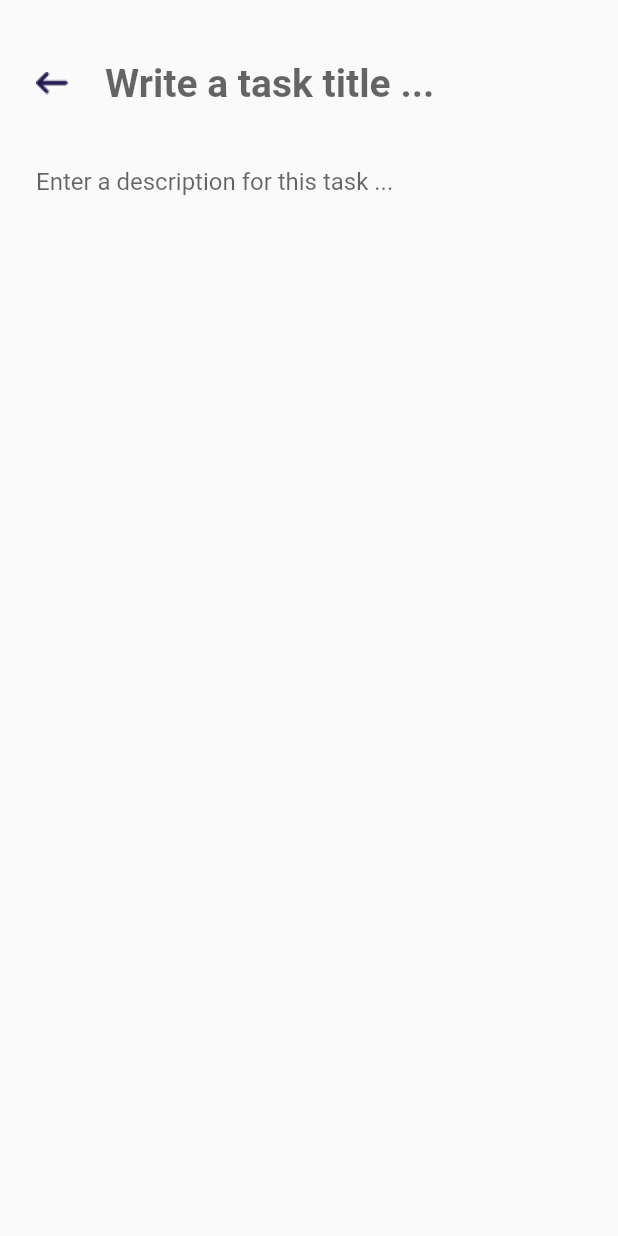
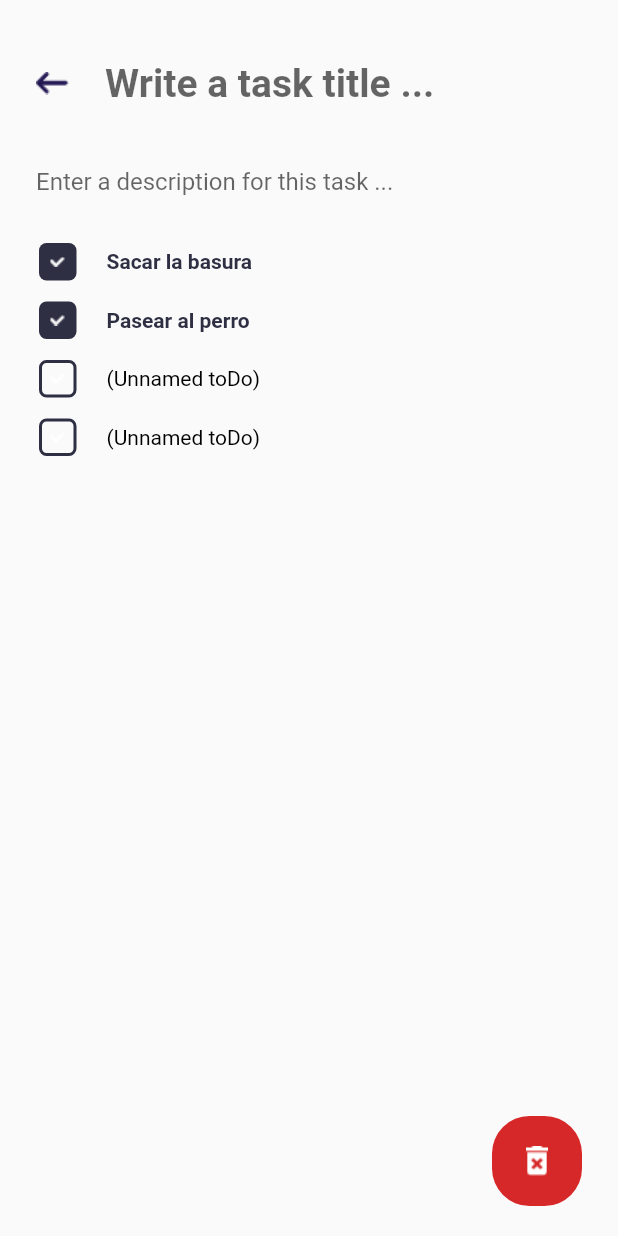
Before and after one commit to diegoestradaXO/Intl-Flutter-App, a Flutter app: the TaskScreen screen opened directly, on a phone screen of 412 x 824 dp. Run offline on Flutter 3.47's test engine with Material 2 defaults, Android fonts, the light colour scheme and no system bars; our stand-ins replace sqflite; accounts and stored records are empty; generated files the repository leaves out were written again.

Commit message:
todos and button added, now working on db

```diff
--- a/lib/task_screen.dart
+++ b/lib/task_screen.dart
@@ -1,5 +1,6 @@
 import 'package:flutter/material.dart';
 import 'package:flutter_gen/gen_l10n/app_localizations.dart';
+import 'package:intl_flutter_app/todo.dart';
 
 class TaskScreen extends StatefulWidget {
   const TaskScreen({Key? key}) : super(key: key);
@@ -18,8 +19,11 @@
         //   title: Text(t!.appBarTitle), // Using the translation generated by the AppLocalization class imported on top of this script
         // ),
         body: SafeArea(
-          child: Container(
-            child: Column(
+      child: Container(
+        child: Stack(
+          children: [
+            Column(
+              crossAxisAlignment: CrossAxisAlignment.start,
               children: [
                 Padding(
                   padding: const EdgeInsets.only(
@@ -40,6 +44,9 @@
                     ),
                     Expanded(
                       child: TextField(
+                        onSubmitted: (value){
+                          print(value);
+                        },
                         decoration: InputDecoration(
                           hintText: t!.taskTitleTextAreaHint,
                           border: InputBorder.none,
@@ -55,7 +62,11 @@
                   ],
           ),
                 ),
-                TextField(
+                Padding(
+                padding: EdgeInsets.only(
+                  bottom: 10.0
+                ),
+                child: TextField(
                   decoration: InputDecoration(
                     hintText: t.taskDescriptionTextAreaHint,
                     border: InputBorder.none,
@@ -63,9 +74,49 @@
                       horizontal: 24.0
                     )
                   ),
+                ),
+
+                ),
+                TodoWidget(
+                  text: 'Sacar la basura',
+                  isDone: true,
+                ),
+                TodoWidget(
+                  text: 'Pasear al perro',
+                  isDone: true,
+                ),
+                TodoWidget(
+                  isDone: false,
+                ),
+                TodoWidget(
+                  isDone: false,
                 )
         ],
-      )),
+      ),
+      Positioned(
+                  /// Floating action button
+                  bottom: 20.0,
+                  right: 24.0,
+                  child: GestureDetector(
+                    onTap: (){
+                      Navigator.push(context, MaterialPageRoute(builder: (context) => TaskScreen()));
+                    },
+                    child: Container(
+                      decoration: BoxDecoration(
+                        color: Color(0xffd62828),
+                        borderRadius: BorderRadius.circular(25),
+                      ),
+                      child: Image(
+                        width: 60,
+                        height: 60,
+                        image: AssetImage("assets/images/delete_icon.png"),
+                      ),
+                    ),
+                  ),
+                )
+          ],
+        ),
+      ),
     ));
   }
 }
--- /dev/null
+++ b/lib/todo.dart
@@ -0,0 +1,40 @@
+import 'package:flutter/material.dart';
+
+class TodoWidget extends StatelessWidget {
+
+  final String? text;
+  final bool isDone;
+  TodoWidget({this.text, required this.isDone});
+
+  @override
+  Widget build(BuildContext context) {
+    return Container(
+      padding: EdgeInsets.symmetric(
+        vertical: 7.0,
+        horizontal: 26.0,
+      ),
+      child: Row(
+        children: [
+          Container(
+            margin: EdgeInsets.only(right: 20),
+            width: 25.0,
+            height: 25.0,
+            decoration: BoxDecoration(
+              borderRadius: BorderRadius.circular(5.0),
+              color: isDone ? Color(0xFF2e2f43) : Colors.transparent,
+              border: isDone ? null : Border.all(color: Color(0xFF2e2f43), width: 2)
+            ),
+            child: Image(image: AssetImage("assets/images/check_icon.png")),
+          ),
+          Text(
+            text ?? '(Unnamed toDo)',
+            style: TextStyle(
+              color: isDone ? Color(0xFF2e2f43) : Colors.black,
+              fontWeight: isDone ? FontWeight.bold : FontWeight.w400
+            ),
+          )
+        ],
+      ),
+    );
+  }
+}
--- a/pubspec.yaml
+++ b/pubspec.yaml
@@ -33,6 +33,8 @@
     sdk: flutter
   intl: ^0.17.0
 
+  sqflite:
+  path:
 
   # The following adds the Cupertino Icons font to your application.
   # Use with the CupertinoIcons class for iOS style icons.
```
Also changed, not shown: lib/card.dart (+9 -0 lines), lib/database_helper.dart (added, +25 -0 lines), lib/main.dart (+21 -6 lines), lib/models/task.dart (added, +14 -0 lines), pubspec.lock.
